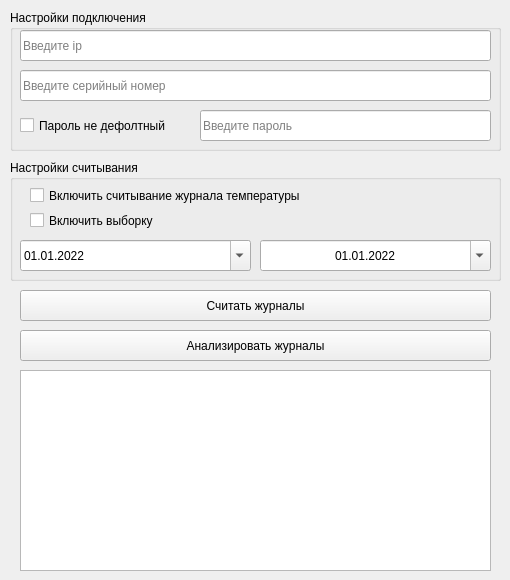
Qt form libs/maket_ip.ui (loccupy/downloading_logs_from_a_smart_meter) before a commit.
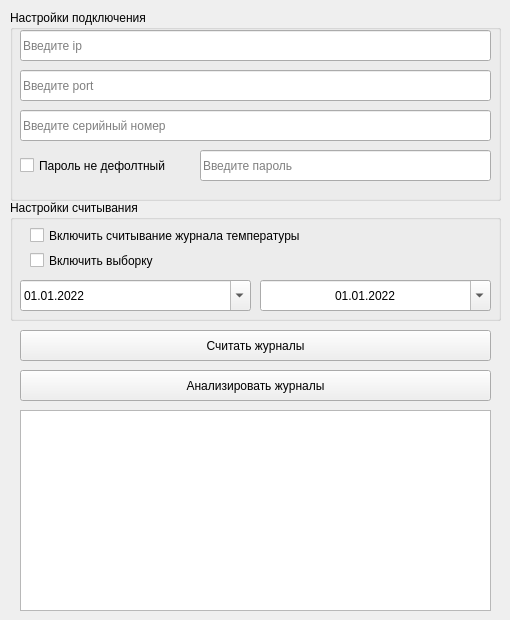
The same form after that commit.

Commit message: увеличил высоту

Diff of the .ui file:
```diff
--- a/libs/maket_ip.ui
+++ b/libs/maket_ip.ui
@@ -7,7 +7,7 @@
     <x>0</x>
     <y>0</y>
     <width>510</width>
-    <height>580</height>
+    <height>620</height>
    </rect>
   </property>
   <property name="minimumSize">
@@ -19,7 +19,7 @@
   <property name="maximumSize">
    <size>
     <width>510</width>
-    <height>580</height>
+    <height>620</height>
    </size>
   </property>
   <property name="windowTitle">
@@ -37,7 +37,7 @@
      <x>10</x>
      <y>10</y>
      <width>491</width>
-     <height>141</height>
+     <height>191</height>
     </rect>
    </property>
    <property name="title">
@@ -72,7 +72,7 @@
     <property name="geometry">
      <rect>
       <x>10</x>
-      <y>60</y>
+      <y>100</y>
       <width>471</width>
       <height>31</height>
      </rect>
@@ -97,7 +97,7 @@
     <property name="geometry">
      <rect>
       <x>190</x>
-      <y>100</y>
+      <y>140</y>
       <width>291</width>
       <height>31</height>
      </rect>
@@ -122,7 +122,7 @@
     <property name="geometry">
      <rect>
       <x>10</x>
-      <y>100</y>
+      <y>140</y>
       <width>161</width>
       <height>31</height>
      </rect>
@@ -131,12 +131,37 @@
      <string>Пароль не дефолтный</string>
     </property>
    </widget>
+   <widget class="QLineEdit" name="port">
+    <property name="geometry">
+     <rect>
+      <x>10</x>
+      <y>60</y>
+      <width>471</width>
+      <height>31</height>
+     </rect>
+    </property>
+    <property name="text">
+     <string/>
+    </property>
+    <property name="alignment">
+     <set>Qt::AlignLeading|Qt::AlignLeft|Qt::AlignVCenter</set>
+    </property>
+    <property name="dragEnabled">
+     <bool>false</bool>
+    </property>
+    <property name="readOnly">
+     <bool>false</bool>
+    </property>
+    <property name="placeholderText">
+     <string>Введите port</string>
+    </property>
+   </widget>
   </widget>
   <widget class="QGroupBox" name="groupBox_2">
    <property name="geometry">
     <rect>
      <x>10</x>
-     <y>160</y>
+     <y>200</y>
      <width>491</width>
      <height>121</height>
     </rect>
@@ -271,7 +296,7 @@
    <property name="geometry">
     <rect>
      <x>20</x>
-     <y>290</y>
+     <y>330</y>
      <width>471</width>
      <height>31</height>
     </rect>
@@ -284,7 +309,7 @@
    <property name="geometry">
     <rect>
      <x>20</x>
-     <y>330</y>
+     <y>370</y>
      <width>471</width>
      <height>31</height>
     </rect>
@@ -297,7 +322,7 @@
    <property name="geometry">
     <rect>
      <x>20</x>
-     <y>370</y>
+     <y>410</y>
      <width>471</width>
      <height>201</height>
     </rect>
```
